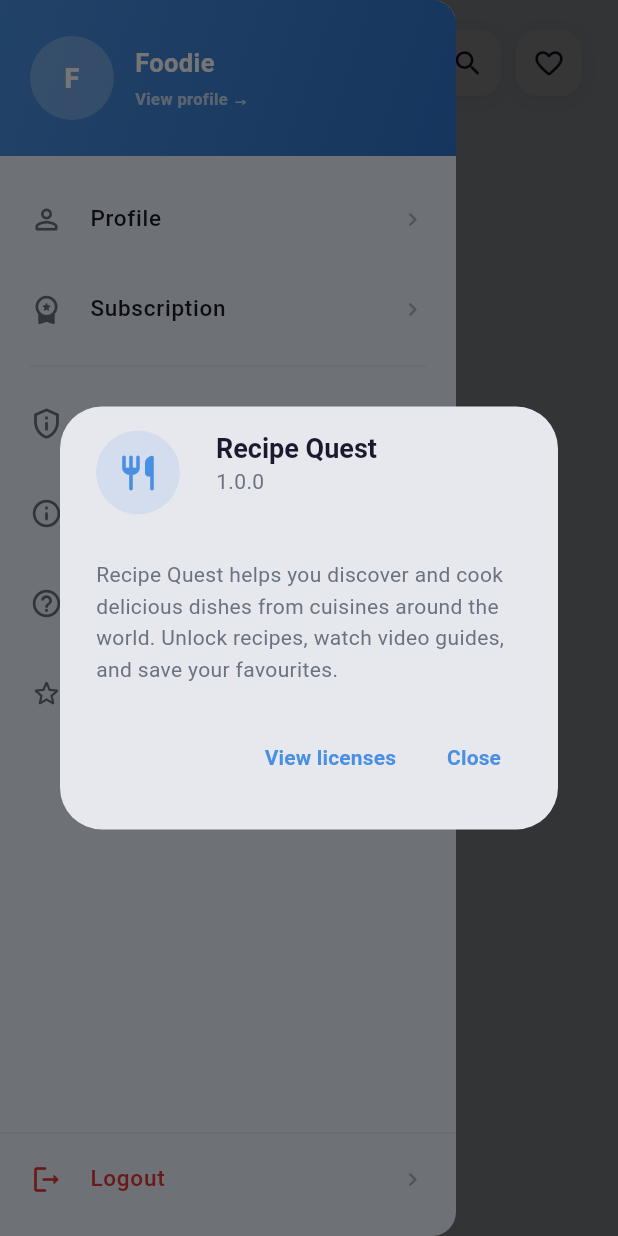
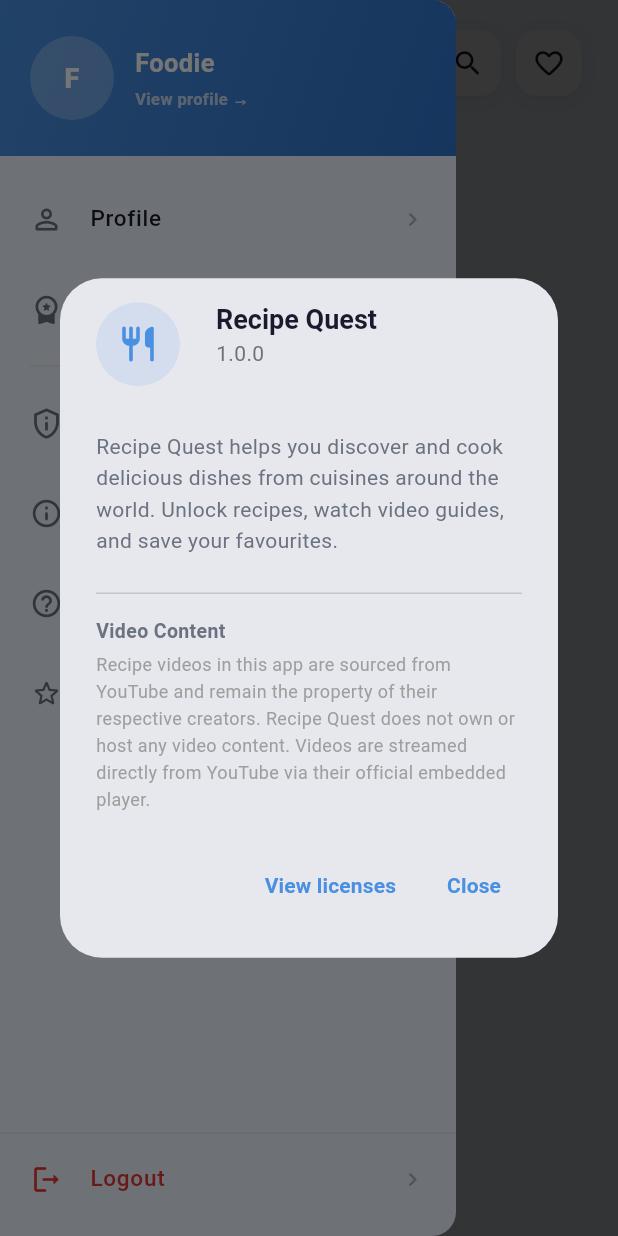
Before and after one commit to athulsethumadhavan/RecipeQuest, a Flutter app: the HomeScreen screen opened by its route, in the side drawer, after a tap on "About", on a phone screen of 412 x 824 dp. Run offline on Flutter 3.47's test engine with Material 3 defaults, Android fonts, the phone set to English and light mode, and no system bars; our stand-ins replace cached_network_image, firebase_analytics, firebase_core, firebase_remote_config, go_router, google_mobile_ads and 7 more; accounts and stored records are empty; generated files the repository leaves out were written again; network calls fail; Roboto replaces fonts that are missing (Poppins).

Commit message:
video player copyright fix

```diff
--- a/lib/presentation/views/home/widgets/app_drawer.dart
+++ b/lib/presentation/views/home/widgets/app_drawer.dart
@@ -202,6 +202,21 @@
           'from cuisines around the world. Unlock recipes, watch video '
           'guides, and save your favourites.',
           style: TextStyle(fontSize: 14, height: 1.5),
+        ),
+        SizedBox(height: 16),
+        Divider(),
+        SizedBox(height: 8),
+        Text(
+          'Video Content',
+          style: TextStyle(fontWeight: FontWeight.w700, fontSize: 13),
+        ),
+        SizedBox(height: 4),
+        Text(
+          'Recipe videos in this app are sourced from YouTube and remain '
+          'the property of their respective creators. Recipe Quest does not '
+          'own or host any video content. Videos are streamed directly from '
+          'YouTube via their official embedded player.',
+          style: TextStyle(fontSize: 12, height: 1.5, color: Colors.grey),
         ),
       ],
     );
```
Also changed, not shown: lib/presentation/views/video/video_player_screen.dart (+57 -2 lines).
